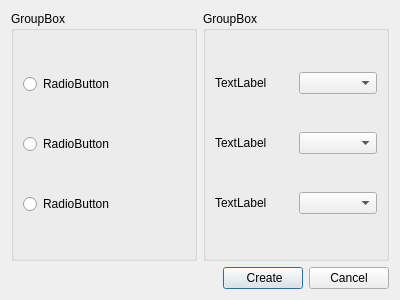
This is testingdialog.ui in encoreee/Testcomplex as Qt 5 draws it before an edit. The edited form follows.
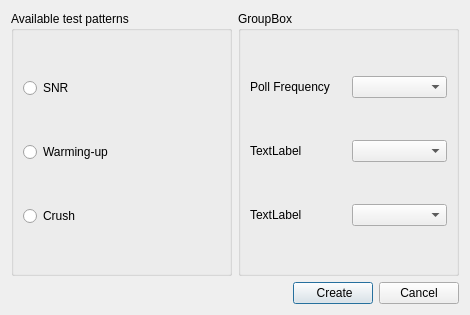
This is the edited form.

Patch:
```diff
--- a/testingdialog.ui
+++ b/testingdialog.ui
@@ -6,8 +6,8 @@
    <rect>
     <x>0</x>
     <y>0</y>
-    <width>400</width>
-    <height>300</height>
+    <width>470</width>
+    <height>315</height>
    </rect>
   </property>
   <property name="windowTitle">
@@ -25,27 +25,27 @@
         </sizepolicy>
        </property>
        <property name="title">
-        <string>GroupBox</string>
+        <string>Available test patterns</string>
        </property>
        <layout class="QGridLayout" name="gridLayout">
         <item row="0" column="0">
          <widget class="QRadioButton" name="radioButton">
           <property name="text">
-           <string>RadioButton</string>
+           <string>SNR</string>
           </property>
          </widget>
         </item>
         <item row="1" column="0">
          <widget class="QRadioButton" name="radioButton_2">
           <property name="text">
-           <string>RadioButton</string>
+           <string>Warming-up</string>
           </property>
          </widget>
         </item>
         <item row="2" column="0">
          <widget class="QRadioButton" name="radioButton_3">
           <property name="text">
-           <string>RadioButton</string>
+           <string>Crush</string>
           </property>
          </widget>
         </item>
@@ -70,7 +70,7 @@
         <item row="1" column="0">
          <widget class="QLabel" name="label_2">
           <property name="text">
-           <string>TextLabel</string>
+           <string>Poll Frequency</string>
           </property>
          </widget>
         </item>
```
Left out of the diff: 8 changed lines with no effect on the pictures.
